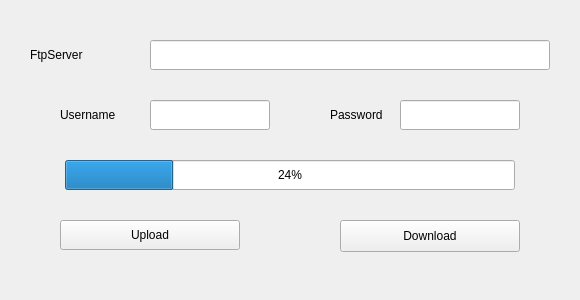
First picture: the form in FTP-client/mainwindow.ui, repository netpipe/qFTP-Server-Client, before the edit.
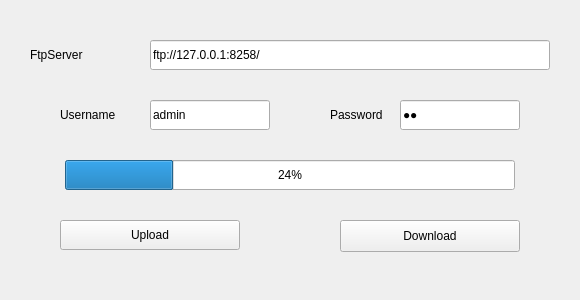
Second picture: the form after the edit. Icons and pictures are not drawn.

```diff
--- a/FTP-client/mainwindow.ui
+++ b/FTP-client/mainwindow.ui
@@ -49,6 +49,9 @@
     <property name="styleSheet">
      <string notr="true">font: 10pt &quot;Arial&quot;;</string>
     </property>
+    <property name="text">
+     <string>ftp://127.0.0.1:8258/</string>
+    </property>
    </widget>
    <widget class="QLabel" name="label_user">
     <property name="geometry">
@@ -78,6 +81,9 @@
     <property name="styleSheet">
      <string notr="true">font: 10pt &quot;Arial&quot;;</string>
     </property>
+    <property name="text">
+     <string>admin</string>
+    </property>
    </widget>
    <widget class="QLabel" name="label_password">
     <property name="geometry">
@@ -104,6 +110,9 @@
       <height>30</height>
      </rect>
     </property>
+    <property name="text">
+     <string>qt</string>
+    </property>
     <property name="echoMode">
      <enum>QLineEdit::Password</enum>
     </property>
```
